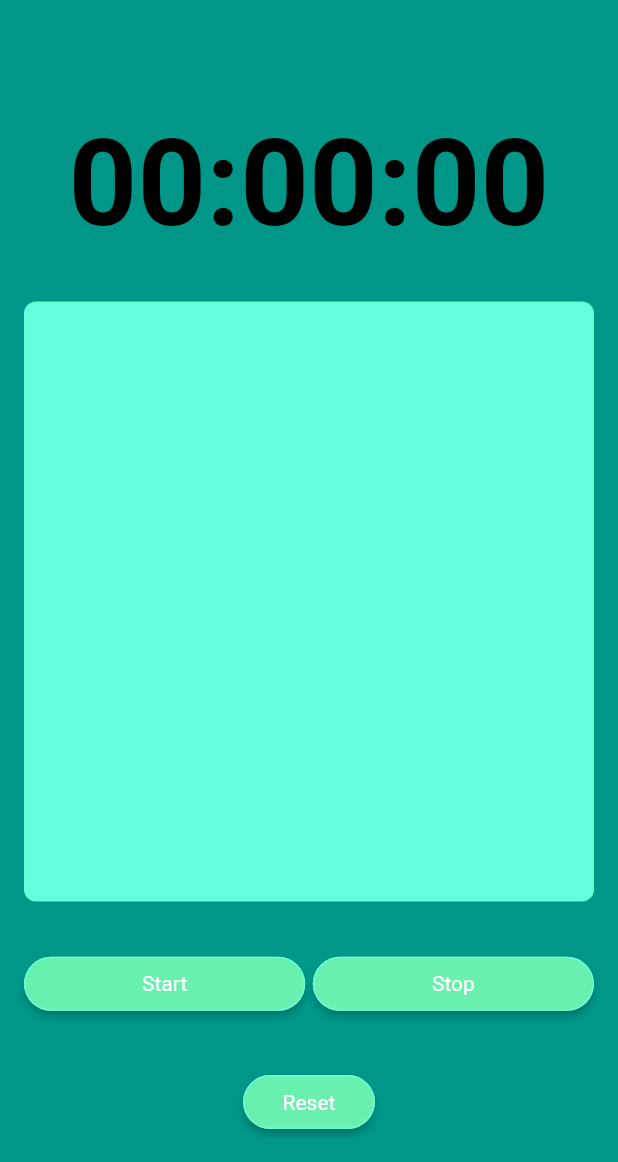
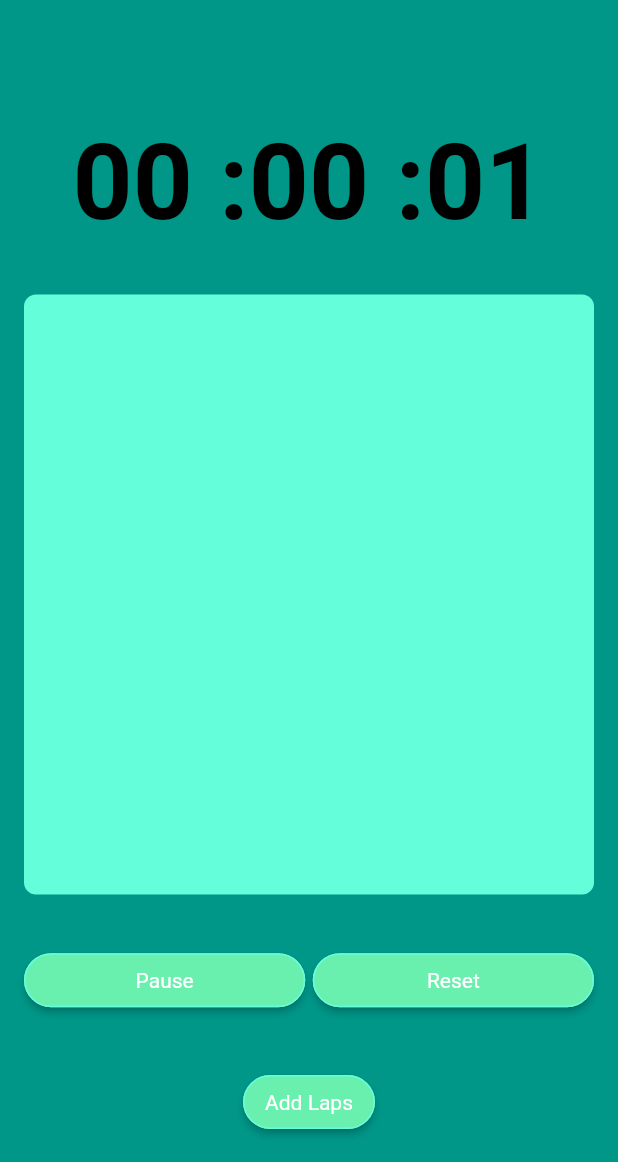
Before and after one commit to SumanRasaili/timerApp, a Flutter app: the screen it shows after launch, after a tap on "Start", on a phone screen of 412 x 824 dp, the part 74-1236 px from its top. Run offline on Flutter 3.47's test engine with Material 2 defaults, Android fonts, the phone set to English and light mode, and no system bars.

Commit message:
stop ,pause,reset and add lap functions done

```diff
--- a/lib/home_page.dart
+++ b/lib/home_page.dart
@@ -1,4 +1,5 @@
-import 'package:flutter/cupertino.dart';
+import 'dart:async';
+
 import 'package:flutter/material.dart';
 
 class HomePage extends StatefulWidget {
@@ -9,6 +10,66 @@ class HomePage extends StatefulWidget {
 }
 
 class _HomePageState extends State<HomePage> {
+  int? seconds = 0, minutes = 0, hours = 0;
+  String digitSeconds = "00";
+  String digitMinutes = "00";
+  String digitHours = "00";
+  bool isStarted = false;
+  late Timer? timer;
+  List laps = [];
+
+//pause/stop function
+  void pause() {
+    timer!.cancel();
+    setState(() {
+      isStarted = false;
+    });
+  }
+//reset functions
+  void reset() {
+    timer!.cancel();
+    setState(() {
+     digitSeconds = "00";
+   digitMinutes = "00";
+  digitHours = "00";
+    });
+  }
+  //function to start or create timer
+
+  void start() {
+    isStarted = true;
+    timer = Timer.periodic(const Duration(seconds: 1), (timer) {
+      int localSeconds = seconds! + 1;
+      int? localMinutes = minutes;
+      late int localHours = hours!;
+      if (localSeconds > 59) {
+        if (localMinutes! > 59) {
+          localHours++;
+          localMinutes = 0;
+        } else {
+          localMinutes++;
+          localSeconds = 0;
+        }
+      }
+      setState(() {
+        seconds = localSeconds;
+        minutes = localMinutes;
+        hours = localHours;
+        digitHours = (hours! >= 10) ? "$hours" : "0$hours ";
+        digitMinutes = (minutes! >= 10) ? "$minutes" : "0$minutes ";
+        digitSeconds = (seconds! >= 10) ? "$seconds" : "0$seconds";
+      });
+    });
+  }
+  //functions to add laps in the container
+  void addLaps(){
+    String lap = "$digitHours:$digitMinutes:$digitSeconds";
+    setState(() {
+      laps.add(lap);
+    });
+  }
+
+
   @override
   Widget build(BuildContext context) {
     return Scaffold(
@@ -31,11 +92,11 @@ class _HomePageState extends State<HomePage> {
                 const SizedBox(
                   height: 15.0,
                 ),
-                const Text(
-                  "00:00:00",
-                  style: TextStyle(
+                Text(
+                  "$digitHours:$digitMinutes:$digitSeconds",
+                  style: const TextStyle(
                       color: Colors.black,
-                      fontSize: 80,
+                      fontSize: 70,
                       fontWeight: FontWeight.bold),
                 ),
                 Container(
@@ -44,44 +105,49 @@ class _HomePageState extends State<HomePage> {
                   decoration: BoxDecoration(
                       color: Colors.tealAccent,
                       borderRadius: BorderRadius.circular(8)),
+
                 ),
                 Row(
                   mainAxisAlignment: MainAxisAlignment.spaceAround,
                   children: [
                     Expanded(
                       child: RawMaterialButton(
-                        fillColor: Colors.greenAccent,
-                         shape: const  StadiumBorder(
-                          side: BorderSide(color: Colors.tealAccent)
-                         ),
-                          child: const Text(
-                            'Start',
+                          fillColor: Colors.greenAccent,
+                          shape: const StadiumBorder(
+                              side: BorderSide(color: Colors.tealAccent)),
+                          child: Text(
+                            !isStarted ? 'Start' : 'Pause',
                             style: TextStyle(color: Colors.white),
                           ),
-                          onPressed: () {}),
+                          onPressed: () {
+                            !isStarted ? start() : pause();
+                          }),
                     ),
                     const SizedBox(
                       width: 5,
                     ),
                     Expanded(
-                      child: RawMaterialButton(
-                        fillColor: Colors.greenAccent,
-                         shape:const  StadiumBorder(
-                          side: BorderSide(color: Colors.tealAccent)
-                         ),
-                          onPressed: () {},
-                          child: const Text('Stop',style: TextStyle(color: Colors.white)),
-                    )
-                )],
+                        child: RawMaterialButton(
+                      fillColor: Colors.greenAccent,
+                      shape: const StadiumBorder(
+                          side: BorderSide(color: Colors.tealAccent)),
+                      onPressed: () {
+                        reset();
+                      },
+                      child: const Text('Reset',
+                          style: TextStyle(color: Colors.white)),
+                    ))
+                  ],
                 ),
                 RawMaterialButton(
                   fillColor: Colors.greenAccent,
-                         shape:const  StadiumBorder(
-                          side: BorderSide(color: Colors.tealAccent)
-                         ),
-                    onPressed: () {},
-                    child: const Text('Reset',style: TextStyle(color: Colors.white)),
-            )],
+                  shape: const StadiumBorder(
+                      side: BorderSide(color: Colors.tealAccent)),
+                  onPressed: () {},
+                  child: const Text('Add Laps',
+                      style: TextStyle(color: Colors.white)),
+                )
+              ],
             ),
           ),
         ));
--- a/lib/main.dart
+++ b/lib/main.dart
@@ -16,7 +16,7 @@ class MyApp extends StatelessWidget {
         primarySwatch: Colors.teal,
         primaryColor: Colors.teal,
         backgroundColor: Colors.black,
-        buttonTheme: ButtonThemeData(
+        buttonTheme:const  ButtonThemeData(
           disabledColor: Colors.red
         )
       ),
```
